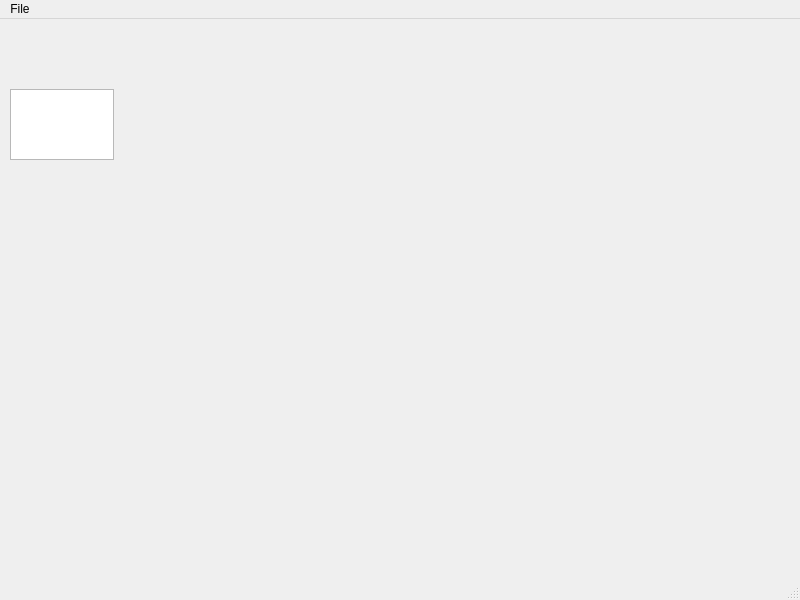
Qt form Notepad/mainwindow.ui (viniciusduartepa/NotePad) before a commit.
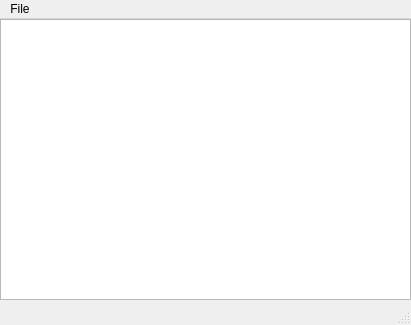
The same form after that commit.

Patch:
```diff
--- a/Notepad/mainwindow.ui
+++ b/Notepad/mainwindow.ui
@@ -6,8 +6,8 @@
    <rect>
     <x>0</x>
     <y>0</y>
-    <width>800</width>
-    <height>600</height>
+    <width>411</width>
+    <height>325</height>
    </rect>
   </property>
   <property name="windowTitle">
@@ -17,10 +17,10 @@
    <widget class="QTextEdit" name="textEdit">
     <property name="geometry">
      <rect>
-      <x>10</x>
-      <y>70</y>
-      <width>104</width>
-      <height>71</height>
+      <x>0</x>
+      <y>0</y>
+      <width>411</width>
+      <height>281</height>
      </rect>
     </property>
    </widget>
@@ -30,7 +30,7 @@
     <rect>
      <x>0</x>
      <y>0</y>
-     <width>800</width>
+     <width>411</width>
      <height>21</height>
     </rect>
    </property>
```
Left out of the diff: 6 changed lines with no effect on the pictures.
